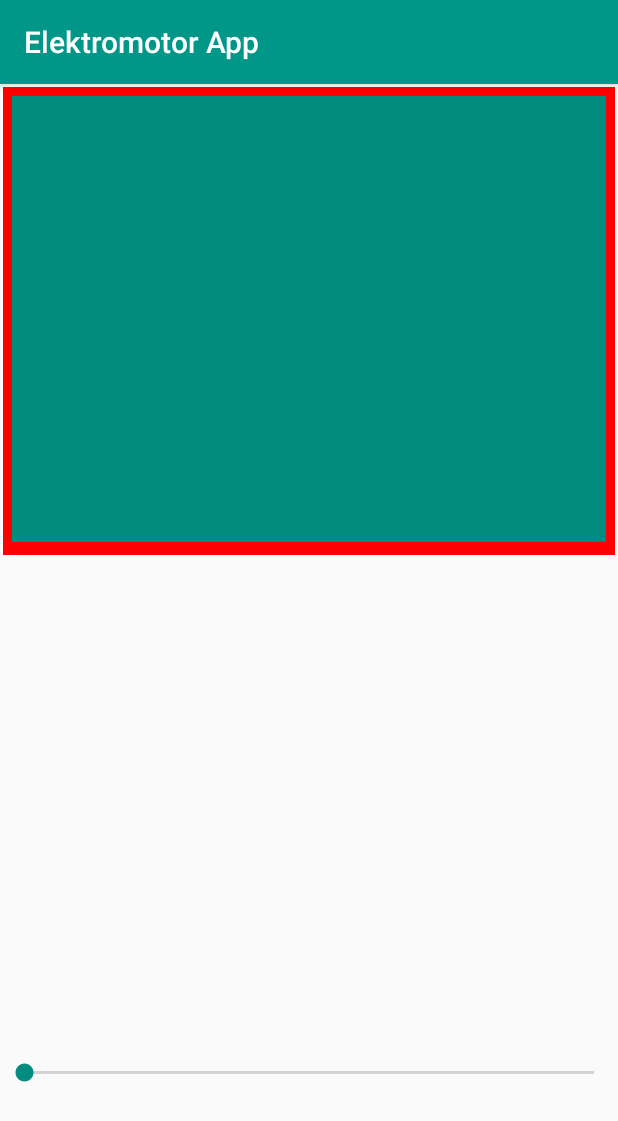
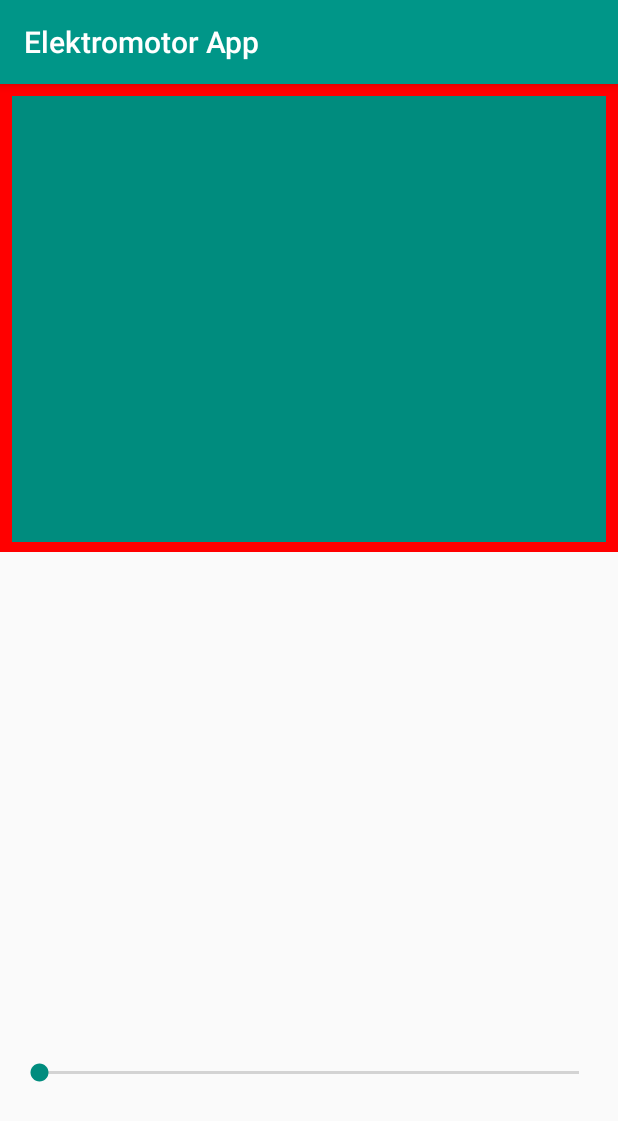
Before and after one commit to olivereisenhut/elektromotor-app, an Android app: the screen it shows after launch (MainActivity), on a phone screen of 412 x 824 dp. Shown: the top 1121 px of the screen. Run offline under Robolectric (Android 15) with nearby library versions, the phone set to English and light mode, and no system bars; 1 statement that could not run was skipped.

Commit message:
Adjust styles

```diff
--- a/app/src/main/res/layout/activity_main.xml
+++ b/app/src/main/res/layout/activity_main.xml
@@ -12,6 +12,8 @@
         android:layout_width="0dp"
         android:layout_height="wrap_content"
         android:layout_marginBottom="100dp"
+        android:layout_marginEnd="10dp"
+        android:layout_marginStart="10dp"
         android:max="255"
         android:min="0"
         app:layout_constraintBottom_toBottomOf="parent"
@@ -22,9 +24,6 @@
         android:id="@+id/imageEMotorFakeBorder"
         android:layout_width="0dp"
         android:layout_height="312dp"
-        android:layout_marginEnd="2dp"
-        android:layout_marginStart="2dp"
-        android:layout_marginTop="2dp"
         app:layout_constraintEnd_toEndOf="parent"
         app:layout_constraintStart_toStartOf="parent"
         app:layout_constraintTop_toTopOf="parent"
```
